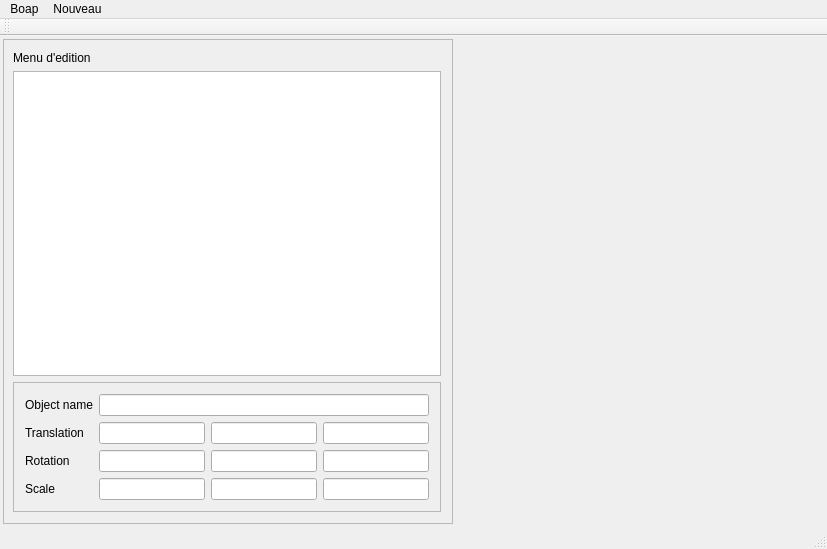
This is Infographie-TP1/mainwindow.ui in xaqq/scene-editor as Qt 5 draws it before an edit. The edited form follows.
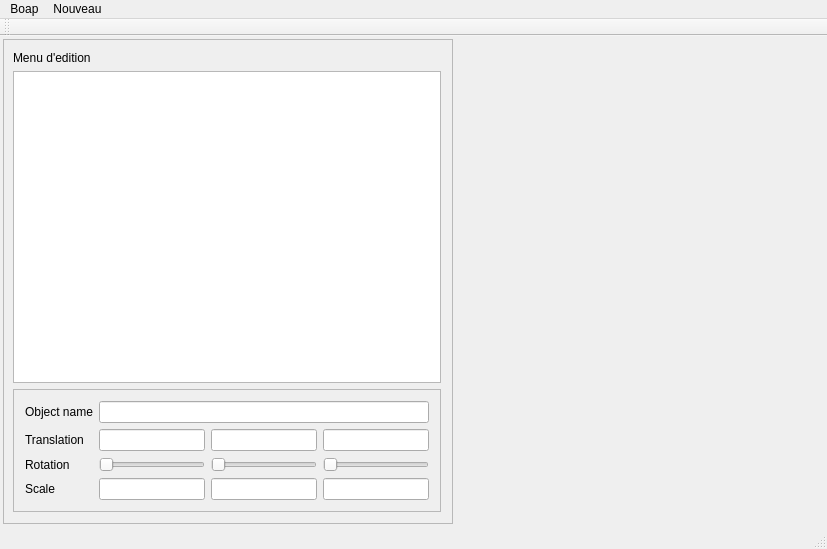
This is the edited form. Custom widgets are drawn as their Qt base class.

Diff of the .ui file:
```diff
--- a/Infographie-TP1/mainwindow.ui
+++ b/Infographie-TP1/mainwindow.ui
@@ -81,15 +81,54 @@
             <property name="enabled">
              <bool>true</bool>
             </property>
+            <property name="sizePolicy">
+             <sizepolicy hsizetype="MinimumExpanding" vsizetype="MinimumExpanding">
+              <horstretch>0</horstretch>
+              <verstretch>0</verstretch>
+             </sizepolicy>
+            </property>
             <property name="toolTip">
              <string>&lt;html&gt;&lt;head/&gt;&lt;body&gt;&lt;p&gt;List of entities in the scene.&lt;/p&gt;&lt;/body&gt;&lt;/html&gt;</string>
             </property>
             <property name="frameShape">
              <enum>QFrame::StyledPanel</enum>
             </property>
+            <property name="horizontalScrollBarPolicy">
+             <enum>Qt::ScrollBarAsNeeded</enum>
+            </property>
+            <property name="selectionMode">
+             <enum>QAbstractItemView::SingleSelection</enum>
+            </property>
+            <property name="selectionBehavior">
+             <enum>QAbstractItemView::SelectRows</enum>
+            </property>
+            <property name="horizontalScrollMode">
+             <enum>QAbstractItemView::ScrollPerPixel</enum>
+            </property>
             <property name="cornerButtonEnabled">
              <bool>true</bool>
             </property>
+            <attribute name="horizontalHeaderVisible">
+             <bool>true</bool>
+            </attribute>
+            <attribute name="horizontalHeaderCascadingSectionResizes">
+             <bool>false</bool>
+            </attribute>
+            <attribute name="horizontalHeaderDefaultSectionSize">
+             <number>80</number>
+            </attribute>
+            <attribute name="horizontalHeaderHighlightSections">
+             <bool>true</bool>
+            </attribute>
+            <attribute name="horizontalHeaderMinimumSectionSize">
+             <number>15</number>
+            </attribute>
+            <attribute name="horizontalHeaderShowSortIndicator" stdset="0">
+             <bool>false</bool>
+            </attribute>
+            <attribute name="verticalHeaderDefaultSectionSize">
+             <number>20</number>
+            </attribute>
            </widget>
           </item>
           <item>
@@ -117,54 +156,75 @@
              <item row="0" column="1" colspan="3">
               <widget class="QLineEdit" name="objectNameLineEdit"/>
              </item>
-             <item row="1" column="0">
-              <widget class="QLabel" name="label_3">
-               <property name="text">
-                <string>Translation</string>
-               </property>
-              </widget>
-             </item>
              <item row="1" column="1">
               <widget class="QLineEdit" name="posXLineEdit"/>
              </item>
              <item row="1" column="2">
               <widget class="QLineEdit" name="posYLineEdit"/>
              </item>
+             <item row="1" column="0">
+              <widget class="QLabel" name="label_3">
+               <property name="text">
+                <string>Translation</string>
+               </property>
+              </widget>
+             </item>
+             <item row="4" column="0">
+              <widget class="QLabel" name="label_5">
+               <property name="text">
+                <string>Scale</string>
+               </property>
+              </widget>
+             </item>
+             <item row="4" column="1">
+              <widget class="QLineEdit" name="scaleXLineEdit"/>
+             </item>
              <item row="1" column="3">
               <widget class="QLineEdit" name="posZLineEdit"/>
              </item>
-             <item row="2" column="0">
+             <item row="3" column="0">
               <widget class="QLabel" name="label_4">
                <property name="text">
                 <string>Rotation</string>
                </property>
               </widget>
              </item>
-             <item row="2" column="1">
-              <widget class="QLineEdit" name="rotXLineEdit"/>
-             </item>
-             <item row="2" column="2">
-              <widget class="QLineEdit" name="rotYLineEdit"/>
-             </item>
-             <item row="2" column="3">
-              <widget class="QLineEdit" name="rotZLineEdit"/>
-             </item>
-             <item row="3" column="0">
-              <widget class="QLabel" name="label_5">
-               <property name="text">
-                <string>Scale</string>
-               </property>
-              </widget>
-             </item>
-             <item row="3" column="1">
-              <widget class="QLineEdit" name="scaleXLineEdit"/>
-             </item>
-             <item row="3" column="2">
+             <item row="4" column="2">
               <widget class="QLineEdit" name="scaleYLineEdit"/>
              </item>
-             <item row="3" column="3">
+             <item row="4" column="3">
               <widget class="QLineEdit" name="scaleZLineEdit_2"/>
              </item>
+             <item row="3" column="3">
+              <widget class="QSlider" name="rotZSlider">
+               <property name="maximum">
+                <number>360</number>
+               </property>
+               <property name="orientation">
+                <enum>Qt::Horizontal</enum>
+               </property>
+              </widget>
+             </item>
+             <item row="3" column="2">
+              <widget class="QSlider" name="rotYSlider">
+               <property name="maximum">
+                <number>360</number>
+               </property>
+               <property name="orientation">
+                <enum>Qt::Horizontal</enum>
+               </property>
+              </widget>
+             </item>
+             <item row="3" column="1">
+              <widget class="QSlider" name="rotXSlider">
+               <property name="maximum">
+                <number>360</number>
+               </property>
+               <property name="orientation">
+                <enum>Qt::Horizontal</enum>
+               </property>
+              </widget>
+             </item>
             </layout>
            </widget>
           </item>
```
